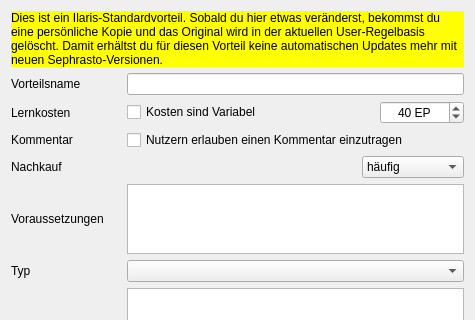
The window that UI/DatenbankEditVorteil.ui (Aeolitus/Sephrasto) describes before a commit, drawn with Qt 5; both pictures show x 0 to 475 and y 0 to 320 of the 475 by 801 pixel window.
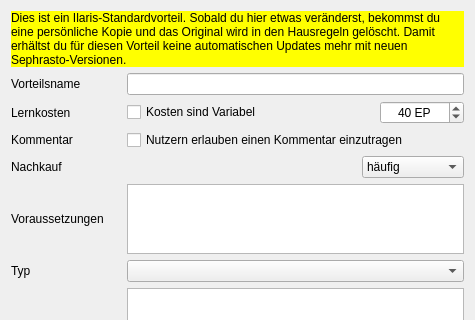
The same window after the commit.

Commit message: - Added two alternative visual themes: Fusion and Fusion Dark - Settings: cleaned up layout; renamed the cryptic "Nutzer-Regelbasis" to "Hausregeln"; added theme selection; added application restart if plugin or theme changes - Database editors: renamed the cryptic "Nutzer-Regelbasis" to "Hausregeln"; forced font in yellow warning labels to black, so it's always readable independent of the theme font color

The edit to the form file:
```diff
--- a/UI/DatenbankEditVorteil.ui
+++ b/UI/DatenbankEditVorteil.ui
@@ -289,10 +289,10 @@
         <bool>false</bool>
        </property>
        <property name="styleSheet">
-        <string notr="true">background-color: rgb(255, 255, 0);</string>
+        <string notr="true">background-color: rgb(255, 255, 0); color: black;</string>
        </property>
        <property name="text">
-        <string>Dies ist ein Ilaris-Standardvorteil. Sobald du hier etwas veränderst, bekommst du eine persönliche Kopie und das Original wird in der aktuellen User-Regelbasis gelöscht. Damit erhältst du für diesen Vorteil keine automatischen Updates mehr mit neuen Sephrasto-Versionen.</string>
+        <string>&lt;html&gt;&lt;head/&gt;&lt;body&gt;&lt;p&gt;Dies ist ein Ilaris-Standardvorteil. Sobald du hier etwas veränderst, bekommst du eine persönliche Kopie und das Original wird in den Hausregeln gelöscht. Damit erhältst du für diesen Vorteil keine automatischen Updates mehr mit neuen Sephrasto-Versionen.&lt;/p&gt;&lt;/body&gt;&lt;/html&gt;</string>
        </property>
        <property name="wordWrap">
         <bool>true</bool>
```
The commit also changes 25 other files.
